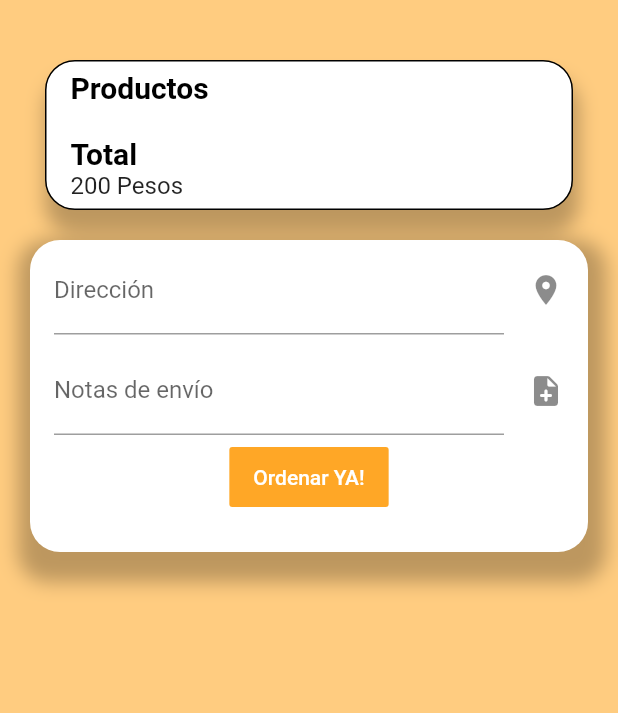
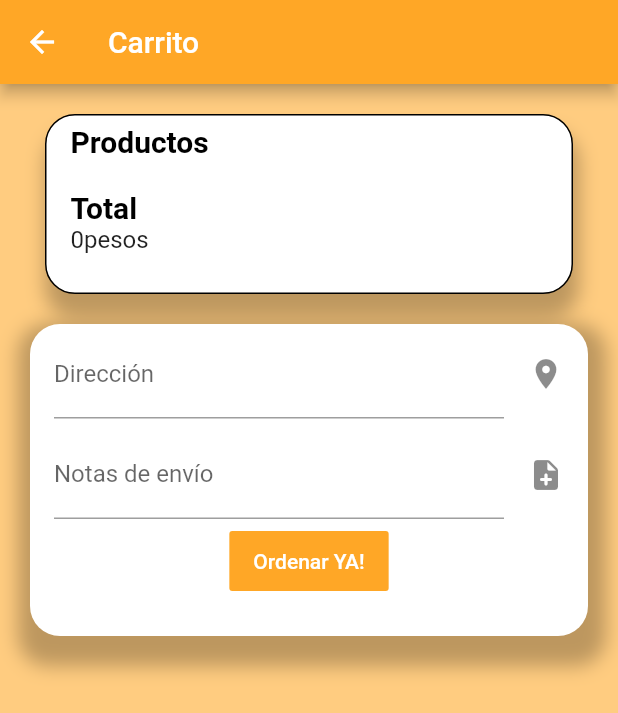
Before and after one commit to guga11111/Semestral-Flutter, a Flutter app: the CarritoPage screen opened directly with empty values, on a phone screen of 412 x 824 dp. Shown: the top 713 px of the screen. Run offline on Flutter 3.47's test engine with Material 2 defaults, Android fonts, the phone set to English and light mode, and no system bars; our stand-ins replace cloud_firestore, firebase_auth, firebase_core, firebase_storage, flutter_native_image, image_picker; missing offline and left inert: a package; accounts and stored records are empty.

Commit message:
error suma

```diff
--- a/lib/src/Pages/carrito_page.dart
+++ b/lib/src/Pages/carrito_page.dart
@@ -3,17 +3,37 @@ import 'package:semestral_flutter/src/Pages/lista_page.dart';
 
 class CarritoPage extends StatefulWidget {
   final String carrito;
-  const CarritoPage({Key key, this.carrito}) : super(key: key);
+  final int total;
+
+  const CarritoPage({Key key, this.carrito, this.total}) : super(key: key);
   @override
-  _CarritoPageState createState() => _CarritoPageState(carrito: this.carrito);
+  _CarritoPageState createState() =>
+      _CarritoPageState(carrito: this.carrito, total: this.total);
 }
 
 class _CarritoPageState extends State<CarritoPage> {
   String carrito;
-  _CarritoPageState({this.carrito});
+  int total;
+  _CarritoPageState({this.carrito, this.total});
+
   @override
   Widget build(BuildContext context) {
     return Scaffold(
+        appBar: AppBar(
+          title: const Text('Carrito'),
+          backgroundColor: Colors.orange[400],
+          /* actions: <Widget>[
+            IconButton(
+              icon: const Icon(Icons.add_shopping_cart),
+              tooltip: 'Carrito',
+              onPressed: () {
+                //ScaffoldMessenger.of(context).showSnackBar(
+                //  const SnackBar(content: Text('This is a snackbar')));
+               // carrito(context, carro, total);
+              },
+            ),
+          ]*/
+        ),
         backgroundColor: Colors.orange[200],
         body: ListView(children: <Widget>[
           new Row(
@@ -101,6 +121,7 @@ class _CarritoPageState extends State<CarritoPage> {
               children: [
                 Container(
                   constraints: BoxConstraints(maxWidth: 160),
+                  padding: EdgeInsets.only(bottom: 20),
                   child: Column(
                     crossAxisAlignment: CrossAxisAlignment.start,
                     children: [
@@ -122,7 +143,7 @@ class _CarritoPageState extends State<CarritoPage> {
                             color: Colors.redAccent),
                       ),
                       Text(
-                        'Total',
+                        "Total",
                         overflow: TextOverflow.clip,
                         style: TextStyle(
                             fontWeight: FontWeight.bold,
@@ -131,7 +152,7 @@ class _CarritoPageState extends State<CarritoPage> {
                             decoration: TextDecoration.none),
                       ),
                       Text(
-                        '200 Pesos',
+                        total.toString() + "pesos",
                         overflow: TextOverflow.clip,
                         style: TextStyle(
                             fontWeight: FontWeight.normal, fontSize: 16),
@@ -149,7 +170,7 @@ class _CarritoPageState extends State<CarritoPage> {
         child: card,
       ),
       padding: EdgeInsets.only(left: 10, right: 10),
-      margin: EdgeInsets.only(left: 30, right: 30, top: 40),
+      margin: EdgeInsets.only(left: 30, right: 30, top: 20),
       decoration: BoxDecoration(
           color: Colors.white,
           borderRadius: BorderRadius.circular(20.0),
```
Also changed, not shown: lib/src/Pages/menu_page.dart (+31 -10 lines).
